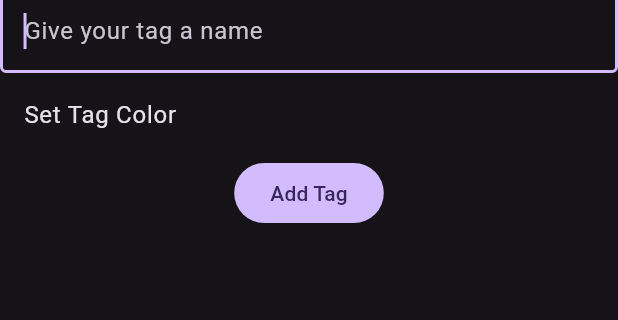
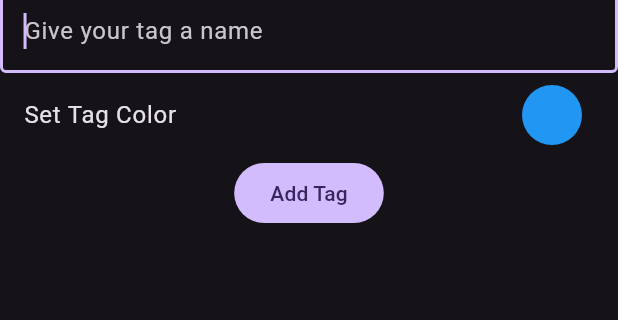
Before and after one commit to jrsalata/toolery, a Flutter app: the CreateTag screen opened directly, on a phone screen of 412 x 824 dp, the part 95-415 px from its top. Run offline on Flutter 3.47's test engine with Material 3 defaults, Android fonts, the phone set to English and light mode, and no system bars; drawn by our look-alikes of dynamic_color; our stand-ins replace flutter_colorpicker, shared_preferences, sqflite; accounts and stored records are empty.

Commit message:
Added dynamic color selector icon

```diff
--- a/lib/forms/tag/create.dart
+++ b/lib/forms/tag/create.dart
@@ -16,8 +16,9 @@ class CreateTag extends StatefulWidget {
 class _CreateTagState extends State<CreateTag> {
   final _formKey = GlobalKey<FormState>();
   final nameController = TextEditingController();
-  final ValueNotifier<Color> colorController = ValueNotifier<Color>(Colors.blue);
-
+  final ValueNotifier<Color> colorController = ValueNotifier<Color>(
+    Colors.blue,
+  );
 
   @override
   void dispose() {
--- a/lib/forms/tag/form.dart
+++ b/lib/forms/tag/form.dart
@@ -61,6 +61,11 @@ class _TagFormState extends State<TagForm> {
         ),
         ListTile(
           title: Text("Set Tag Color"),
+          trailing: ValueListenableBuilder<Color>(
+            valueListenable: colorController,
+            builder: (context, value, _) =>
+                CircleAvatar(backgroundColor: value),
+          ),
           onTap: () async => showDialog<void>(
             context: context,
             barrierDismissible: true,
--- a/lib/forms/tag/list.dart
+++ b/lib/forms/tag/list.dart
@@ -1,6 +1,6 @@
 import 'package:flutter/material.dart';
 import 'package:provider/provider.dart';
-import 'package:toolery/forms/tag/view.dart';
+import 'package:toolery/forms/tag/update.dart';
 import 'package:toolery/models/tag.dart';
 
 // dedicated Widget to list all of the tags
@@ -23,7 +23,7 @@ class TagList extends StatelessWidget {
                           await Navigator.push<bool>(
                             context,
                             MaterialPageRoute<bool>(
-                              builder: (context) => TagInfo(tagID: tag.id),
+                              builder: (context) => UpdateTag(tag: tag),
                             ),
                           );
                         },
--- a/lib/forms/tag/update.dart
+++ b/lib/forms/tag/update.dart
@@ -32,7 +32,6 @@ class _UpdateTagState extends State<UpdateTag> {
     // Clean up the controller when the widget is disposed.
     nameController.dispose();
     colorController.dispose();
-
     super.dispose();
   }
 
```
Also changed, not shown: lib/forms/tag/view.dart (deleted, +0 -48 lines).
